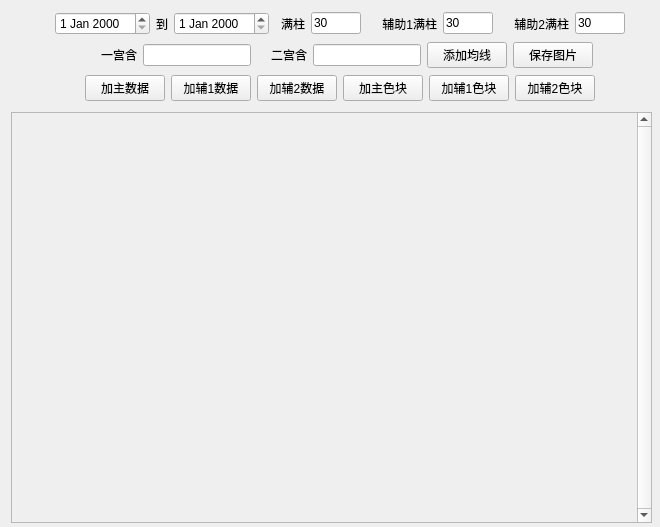
This is charttool/mainwindow.ui in kinglon/stocktool as Qt 5 draws it before an edit. The edited form follows.
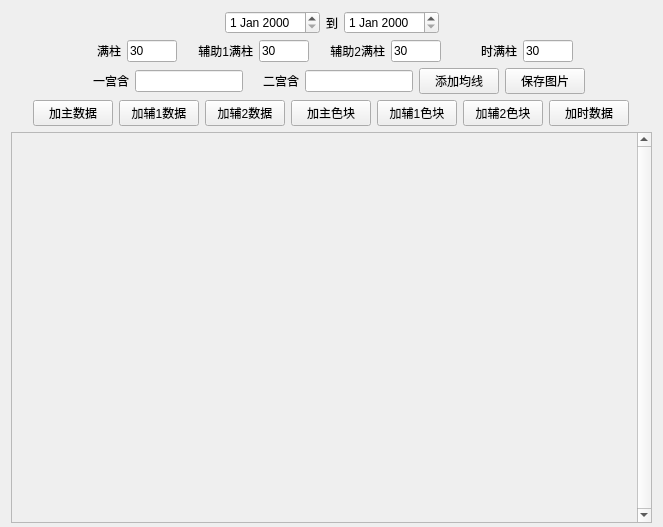
This is the edited form.

Commit message: 新增时数据渲染

Patch:
```diff
--- a/charttool/mainwindow.ui
+++ b/charttool/mainwindow.ui
@@ -6,7 +6,7 @@
    <rect>
     <x>0</x>
     <y>0</y>
-    <width>660</width>
+    <width>663</width>
     <height>527</height>
    </rect>
   </property>
@@ -18,9 +18,9 @@
     <property name="geometry">
      <rect>
       <x>11</x>
-      <y>112</y>
+      <y>132</y>
       <width>641</width>
-      <height>411</height>
+      <height>391</height>
      </rect>
     </property>
     <property name="verticalScrollBarPolicy">
@@ -38,7 +38,7 @@
        <x>0</x>
        <y>0</y>
        <width>622</width>
-       <height>409</height>
+       <height>389</height>
       </rect>
      </property>
     </widget>
@@ -48,8 +48,8 @@
      <rect>
       <x>11</x>
       <y>11</y>
-      <width>658</width>
-      <height>91</height>
+      <width>641</width>
+      <height>118</height>
      </rect>
     </property>
     <layout class="QVBoxLayout" name="verticalLayout">
@@ -91,6 +91,36 @@
         <widget class="QDateEdit" name="endDateEdit"/>
        </item>
        <item>
+        <spacer name="horizontalSpacer_4">
+         <property name="orientation">
+          <enum>Qt::Horizontal</enum>
+         </property>
+         <property name="sizeHint" stdset="0">
+          <size>
+           <width>40</width>
+           <height>20</height>
+          </size>
+         </property>
+        </spacer>
+       </item>
+      </layout>
+     </item>
+     <item>
+      <layout class="QHBoxLayout" name="horizontalLayout_4">
+       <item>
+        <spacer name="horizontalSpacer_7">
+         <property name="orientation">
+          <enum>Qt::Horizontal</enum>
+         </property>
+         <property name="sizeHint" stdset="0">
+          <size>
+           <width>40</width>
+           <height>20</height>
+          </size>
+         </property>
+        </spacer>
+       </item>
+       <item>
         <widget class="QLabel" name="label">
          <property name="minimumSize">
           <size>
@@ -196,7 +226,42 @@
         </widget>
        </item>
        <item>
-        <spacer name="horizontalSpacer_4">
+        <widget class="QLabel" name="label_7">
+         <property name="minimumSize">
+          <size>
+           <width>70</width>
+           <height>0</height>
+          </size>
+         </property>
+         <property name="maximumSize">
+          <size>
+           <width>16777215</width>
+           <height>16777215</height>
+          </size>
+         </property>
+         <property name="text">
+          <string>时满柱</string>
+         </property>
+         <property name="alignment">
+          <set>Qt::AlignRight|Qt::AlignTrailing|Qt::AlignVCenter</set>
+         </property>
+        </widget>
+       </item>
+       <item>
+        <widget class="QLineEdit" name="hourCountEdit">
+         <property name="maximumSize">
+          <size>
+           <width>50</width>
+           <height>16777215</height>
+          </size>
+         </property>
+         <property name="text">
+          <string>30</string>
+         </property>
+        </widget>
+       </item>
+       <item>
+        <spacer name="horizontalSpacer_8">
          <property name="orientation">
           <enum>Qt::Horizontal</enum>
          </property>
@@ -393,6 +458,13 @@
          </property>
         </widget>
        </item>
+       <item>
+        <widget class="QPushButton" name="loadHourDataButton">
+         <property name="text">
+          <string>加时数据</string>
+         </property>
+        </widget>
+       </item>
        <item>
         <spacer name="horizontalSpacer_2">
          <property name="orientation">
```
The commit also changes 5 other files.
